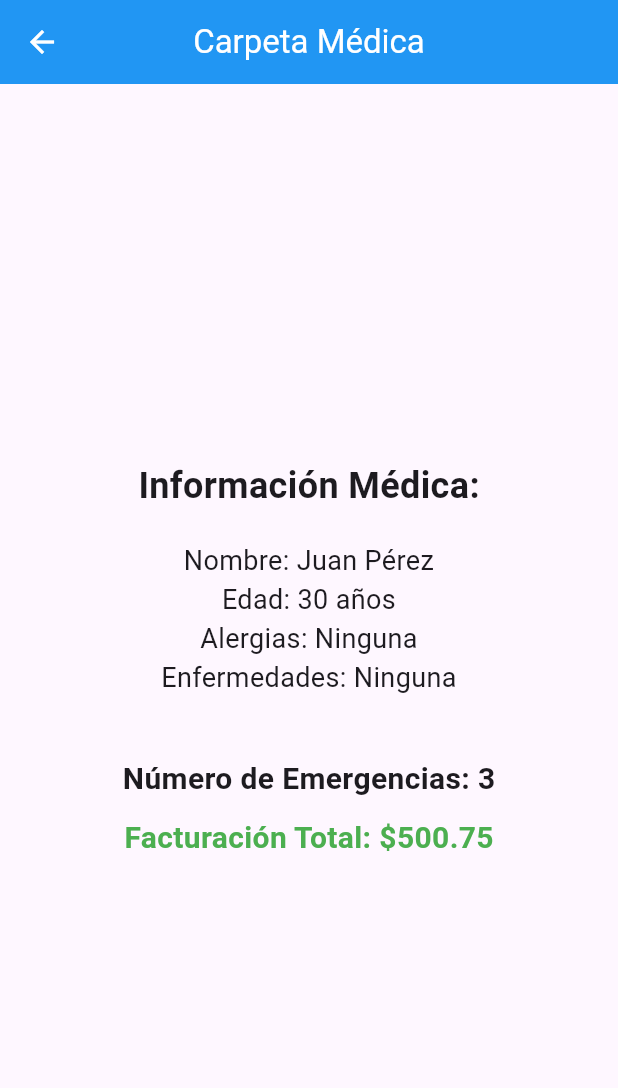
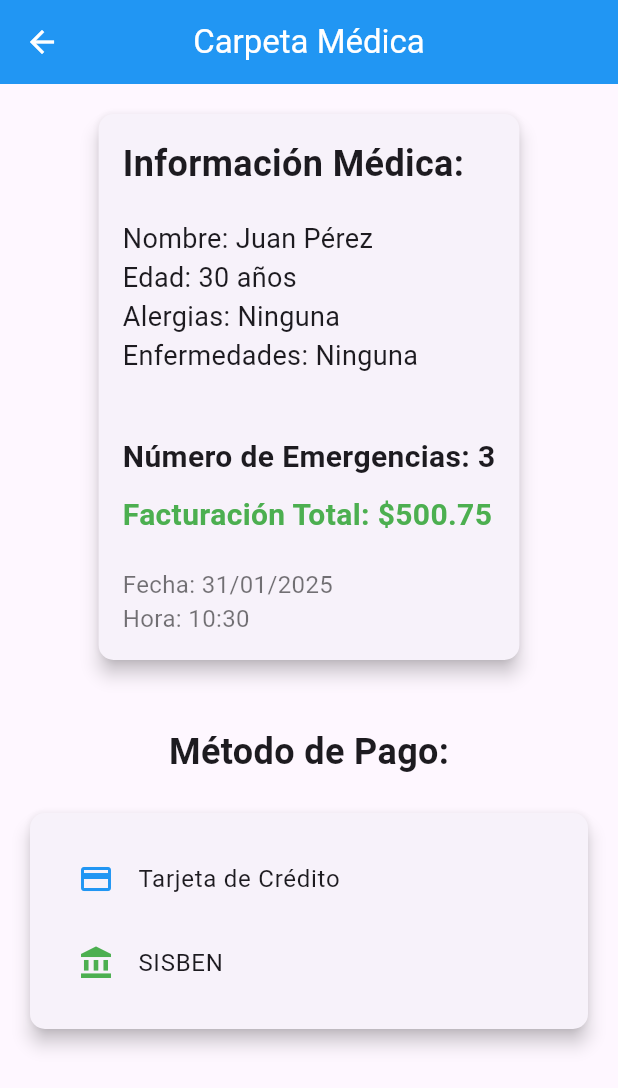
Before and after one commit to emily-machuca-pink/app-mobile-project-grade, a Flutter app: the MedicalFolderView screen opened directly, on a phone screen of 412 x 824 dp. Shown: the top 1088 px of the screen. Run offline on Flutter 3.47's test engine with Material 3 defaults, Android fonts, the phone set to English and light mode, and no system bars; our stand-ins replace flutter_map, flutter_tts, geolocator, latlong2; network calls fail.

```diff
--- a/mobile_dev/lib/src/components/emergency/bottom_emergency.dart
+++ b/mobile_dev/lib/src/components/emergency/bottom_emergency.dart
@@ -1,9 +1,11 @@
 import 'package:flutter/material.dart';
 import 'package:latlong2/latlong.dart';
+import 'package:mobile_dev/src/components/medical_folder/medical_folder.dart';
 import 'package:mobile_dev/src/services/location_service.dart';
+import 'package:mobile_dev/src/views/patient_profile/patient_profile.dart';
 
 class EmergencyButtonView extends StatefulWidget {
-  const EmergencyButtonView({Key? key}) : super(key: key);
+  const EmergencyButtonView({super.key});
 
   @override
   _EmergencyButtonViewState createState() => _EmergencyButtonViewState();
@@ -26,7 +28,8 @@ class _EmergencyButtonViewState extends State<EmergencyButtonView> {
         _currentLocation = currentLocation;
       });
     } else {
-      _showErrorDialog('No se pudo obtener la ubicación. Verifique los permisos.');
+      _showErrorDialog(
+          'No se pudo obtener la ubicación. Verifique los permisos.');
     }
   }
 
@@ -47,9 +50,10 @@ class _EmergencyButtonViewState extends State<EmergencyButtonView> {
   }
 
   void _activateEmergency() {
-    print('Emergencia activada en la ubicación: Lat: ${_currentLocation.latitude}, Lng: ${_currentLocation.longitude}');
     ScaffoldMessenger.of(context).showSnackBar(
-      SnackBar(content: Text('Emergencia activada en la ubicación: Lat: ${_currentLocation.latitude}, Lng: ${_currentLocation.longitude}')),
+      SnackBar(
+          content: Text(
+              'Emergencia activada en la ubicación: Lat: ${_currentLocation.latitude}, Lng: ${_currentLocation.longitude}')),
     );
   }
 
@@ -93,7 +97,7 @@ class _EmergencyButtonViewState extends State<EmergencyButtonView> {
       child: Container(
         padding: const EdgeInsets.all(8),
         decoration: BoxDecoration(
-          color: Colors.white.withOpacity(0.8),
+          color: Colors.white,
           borderRadius: BorderRadius.circular(10),
         ),
         child: Text(
@@ -117,11 +121,13 @@ class _EmergencyButtonViewState extends State<EmergencyButtonView> {
           mainAxisAlignment: MainAxisAlignment.center,
           children: [
             IconButton(
-              icon: const Icon(Icons.folder_copy, size: 40, color: Colors.white),
+              icon:
+                  const Icon(Icons.folder_copy, size: 40, color: Colors.white),
               onPressed: () {
                 Navigator.push(
                   context,
-                  MaterialPageRoute(builder: (context) => MedicalFolderView()),
+                  MaterialPageRoute(
+                      builder: (context) => const MedicalFolderView()),
                 );
               },
             ),
@@ -129,7 +135,11 @@ class _EmergencyButtonViewState extends State<EmergencyButtonView> {
             IconButton(
               icon: const Icon(Icons.person, size: 40, color: Colors.white),
               onPressed: () {
-                // Acción para el botón de perfil
+                Navigator.push(
+                  context,
+                  MaterialPageRoute(
+                      builder: (context) => const PatientProfile()),
+                );
               },
             ),
           ],
@@ -149,12 +159,12 @@ class _EmergencyButtonViewState extends State<EmergencyButtonView> {
             Container(
               height: 150,
               width: 150,
-              decoration: BoxDecoration(
+              decoration: const BoxDecoration(
                 color: Colors.red,
                 shape: BoxShape.circle,
                 boxShadow: [
                   BoxShadow(
-                    color: Colors.black.withOpacity(0.2),
+                    color: Colors.black,
                     blurRadius: 10,
                     spreadRadius: 5,
                   ),
@@ -175,72 +185,3 @@ class _EmergencyButtonViewState extends State<EmergencyButtonView> {
     );
   }
 }
-
-// Vista de la carpeta médica con la facturación y número de emergencias
-class MedicalFolderView extends StatelessWidget {
-  const MedicalFolderView({Key? key}) : super(key: key);
-
-  @override
-  Widget build(BuildContext context) {
-    // Datos ficticios para las emergencias y facturación
-    int emergencyCount = 3; // Número de emergencias
-    double totalInvoice = 500.75; // Facturación total
-
-    return Scaffold(
-      appBar: AppBar(
-        centerTitle: true,
-        title: const Text(
-          'Carpeta Médica',
-          style: TextStyle(color: Colors.white),
-        ),
-        backgroundColor: Colors.blue,
-        leading: IconButton(
-          icon: const Icon(Icons.arrow_back),
-          color: Colors.white,
-          onPressed: () {
-            Navigator.pop(context);
-          },
-        ),
-      ),
-      body: SafeArea(
-        child: Center(
-          child: Column(
-            mainAxisAlignment: MainAxisAlignment.center,
-            children: [
-              const Text(
-                'Información Médica:',
-                style: TextStyle(
-                  fontSize: 24,
-                  fontWeight: FontWeight.bold,
-                ),
-              ),
-              const SizedBox(height: 20),
-              const Text(
-                'Nombre: Juan Pérez\nEdad: 30 años\nAlergias: Ninguna\nEnfermedades: Ninguna',
-                textAlign: TextAlign.center,
-                style: TextStyle(fontSize: 18),
-              ),
-              const SizedBox(height: 40),
-              Text(
-                'Número de Emergencias: $emergencyCount',
-                style: const TextStyle(
-                  fontSize: 20,
-                  fontWeight: FontWeight.bold,
-                ),
-              ),
-              const SizedBox(height: 10),
-              Text(
-                'Facturación Total: \$${totalInvoice.toStringAsFixed(2)}',
-                style: const TextStyle(
-                  fontSize: 20,
-                  fontWeight: FontWeight.bold,
-                  color: Colors.green,
-                ),
-              ),
-            ],
-          ),
-        ),
-      ),
-    );
-  }
-}
--- /dev/null
+++ b/mobile_dev/lib/src/components/medical_folder/medical_folder.dart
@@ -0,0 +1,144 @@
+import 'package:flutter/material.dart';
+import 'package:intl/intl.dart';
+import 'package:mobile_dev/src/components/credit_card/credit_card.dart';
+
+class MedicalFolderView extends StatelessWidget {
+  const MedicalFolderView({super.key});
+
+  @override
+  Widget build(BuildContext context) {
+    int emergencyCount = 3; // Número de emergencias
+    double totalInvoice = 500.75; // Facturación total
+
+    // Obtener la fecha y hora actual
+    String formattedDate = DateFormat('dd/MM/yyyy').format(DateTime.now());
+    String formattedTime = DateFormat('HH:mm').format(DateTime.now());
+
+    return Scaffold(
+      appBar: AppBar(
+        centerTitle: true,
+        title: const Text(
+          'Carpeta Médica',
+          style: TextStyle(color: Colors.white),
+        ),
+        backgroundColor: Colors.blue,
+        leading: IconButton(
+          icon: const Icon(Icons.arrow_back),
+          color: Colors.white,
+          onPressed: () {
+            Navigator.pop(context);
+          },
+        ),
+      ),
+      body: SafeArea(
+        child: SingleChildScrollView(
+          child: Padding(
+            padding: const EdgeInsets.all(16.0),
+            child: Column(
+              children: [
+                // Card que contiene la información de emergencias y facturación
+                Card(
+                  elevation: 5,
+                  shape: RoundedRectangleBorder(
+                    borderRadius: BorderRadius.circular(10),
+                  ),
+                  child: Padding(
+                    padding: const EdgeInsets.all(16.0),
+                    child: Column(
+                      crossAxisAlignment: CrossAxisAlignment.start,
+                      children: [
+                        const Text(
+                          'Información Médica:',
+                          style: TextStyle(
+                            fontSize: 24,
+                            fontWeight: FontWeight.bold,
+                          ),
+                        ),
+                        const SizedBox(height: 20),
+                        const Text(
+                          'Nombre: Juan Pérez\nEdad: 30 años\nAlergias: Ninguna\nEnfermedades: Ninguna',
+                          textAlign: TextAlign.start,
+                          style: TextStyle(fontSize: 18),
+                        ),
+                        const SizedBox(height: 40),
+                        Text(
+                          'Número de Emergencias: $emergencyCount',
+                          style: const TextStyle(
+                            fontSize: 20,
+                            fontWeight: FontWeight.bold,
+                          ),
+                        ),
+                        const SizedBox(height: 10),
+                        Text(
+                          'Facturación Total: \$${totalInvoice.toStringAsFixed(2)}',
+                          style: const TextStyle(
+                            fontSize: 20,
+                            fontWeight: FontWeight.bold,
+                            color: Colors.green,
+                          ),
+                        ),
+                        const SizedBox(height: 20),
+                        Text(
+                          'Fecha: $formattedDate\nHora: $formattedTime',
+                          style: const TextStyle(
+                            fontSize: 16,
+                            color: Colors.black54,
+                          ),
+                        ),
+                      ],
+                    ),
+                  ),
+                ),
+                const SizedBox(height: 40),
+
+                // Método de pago
+                const Text(
+                  'Método de Pago:',
+                  style: TextStyle(
+                    fontSize: 24,
+                    fontWeight: FontWeight.bold,
+                  ),
+                ),
+                const SizedBox(height: 20),
+                // Opciones de pago (Tarjeta de Crédito o SISBEN)
+                Card(
+                  elevation: 5,
+                  shape: RoundedRectangleBorder(
+                    borderRadius: BorderRadius.circular(10),
+                  ),
+                  child: Padding(
+                    padding: const EdgeInsets.all(16.0),
+                    child: Column(
+                      children: [
+                        ListTile(
+                          leading: Icon(Icons.credit_card, color: Colors.blue),
+                          title: const Text('Tarjeta de Crédito'),
+                          onTap: () {
+                            // Navegar a la vista de la tarjeta de crédito
+                            Navigator.push(
+                              context,
+                              MaterialPageRoute(
+                                  builder: (context) => const CreditCardView()),
+                            );
+                          },
+                        ),
+                        ListTile(
+                          leading:
+                              Icon(Icons.account_balance, color: Colors.green),
+                          title: const Text('SISBEN'),
+                          onTap: () {
+                            // Acción para seleccionar SISBEN
+                          },
+                        ),
+                      ],
+                    ),
+                  ),
+                ),
+              ],
+            ),
+          ),
+        ),
+      ),
+    );
+  }
+}
--- a/mobile_dev/pubspec.yaml
+++ b/mobile_dev/pubspec.yaml
@@ -13,6 +13,7 @@ dependencies:
 
   cupertino_icons: ^1.0.8
   flutter_map: ^7.0.2
+  flutter_tts: ^3.8.5
   latlong2: ^0.9.1
   http: ^1.2.2
   geolocator: ^9.0.2
```
Also changed, not shown: mobile_dev/lib/src/components/credit_card/credit_card.dart (added, +206 -0 lines), mobile_dev/lib/src/components/loginCard/login_card.dart (+27 -12 lines), mobile_dev/lib/src/components/map/paramedico_map.dart (+121 -109 lines), mobile_dev/pubspec.lock, 3 other files.
